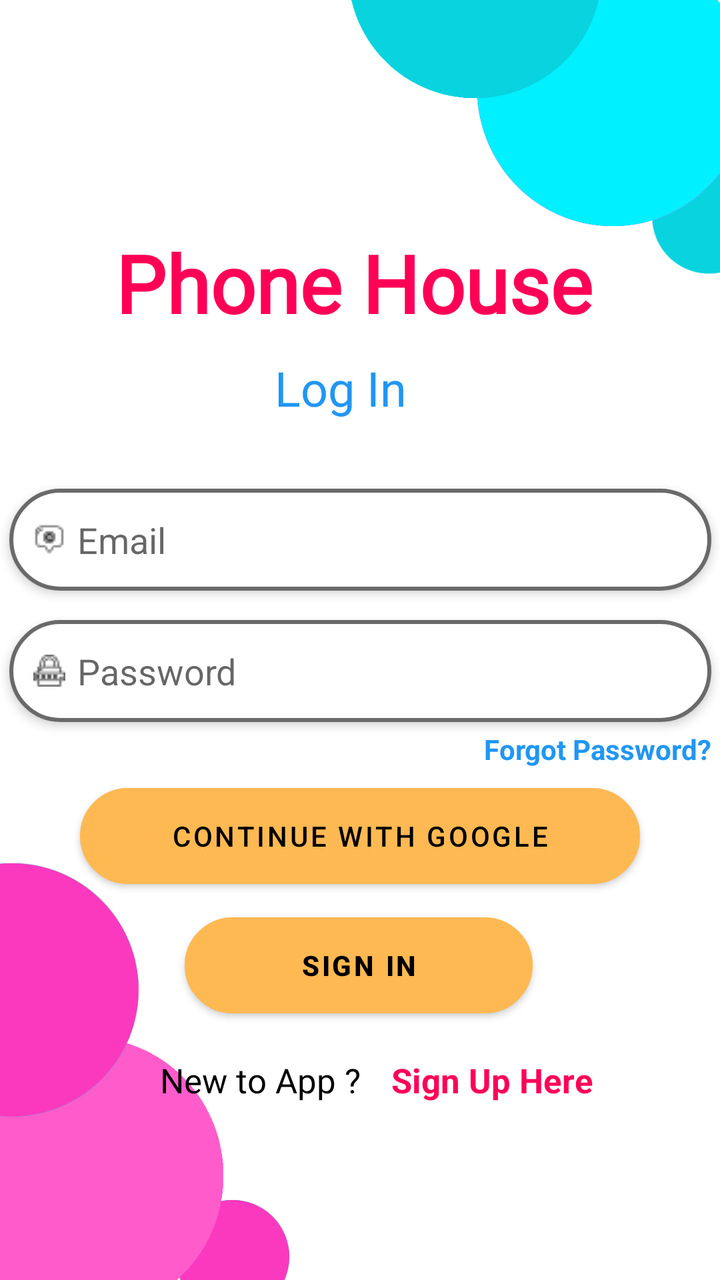
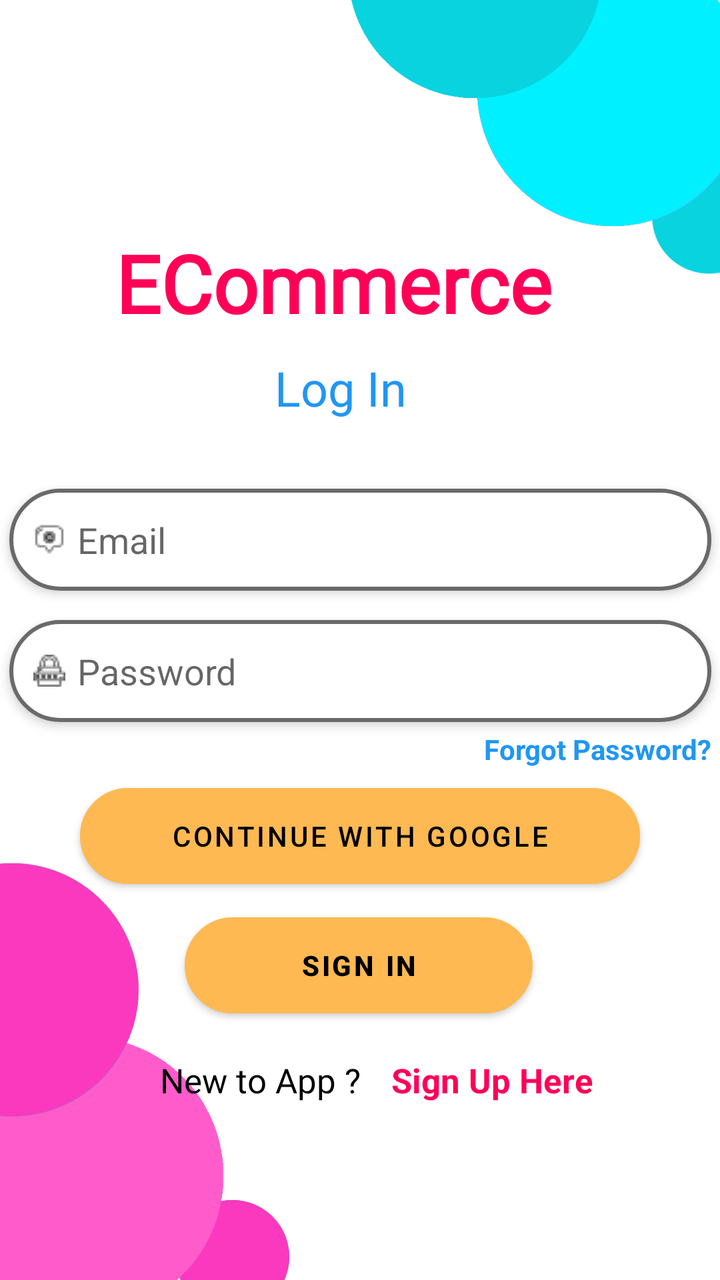

Screens rendered from an Android XML layout before and after an edit, with the pre-edit source and the edit as a unified diff.
<!-- AndroidManifest.xml: application theme Theme.ECommerceApp -->
<!-- res/layout/activity_login.xml -->
<?xml version="1.0" encoding="utf-8"?>
<androidx.constraintlayout.widget.ConstraintLayout xmlns:android="http://schemas.android.com/apk/res/android"
    xmlns:app="http://schemas.android.com/apk/res-auto"
    xmlns:tools="http://schemas.android.com/tools"
    android:layout_width="match_parent"
    android:layout_height="match_parent"
    android:background="@drawable/designlogin2"
    tools:context=".activities.LoginActivity">

    <Button
        android:id="@+id/google_signin_btn2"
        android:layout_width="match_parent"
        android:layout_height="48dp"
        android:layout_marginStart="40dp"
        android:layout_marginTop="10dp"
        android:layout_marginEnd="40dp"
        android:background="@drawable/edit_text_bg"
        android:backgroundTint="@color/purple_200"
        android:text="Continue with Google"
        android:textColor="@color/black"
        app:layout_constraintBottom_toBottomOf="parent"
        app:layout_constraintEnd_toEndOf="parent"
        app:layout_constraintHorizontal_bias="0.0"
        app:layout_constraintStart_toStartOf="parent"
        app:layout_constraintTop_toBottomOf="@+id/forgot_password_link"
        app:layout_constraintVertical_bias="0.0" />

    <TextView
        android:id="@+id/textView"
        android:layout_width="84dp"
        android:layout_height="38dp"
        android:fontFamily="@font/aclonica"
        android:text="Log In"
        android:textColor="@color/skyblue"
        android:textSize="24sp"
        app:layout_constraintBottom_toBottomOf="parent"
        app:layout_constraintEnd_toEndOf="parent"
        app:layout_constraintHorizontal_bias="0.498"
        app:layout_constraintStart_toStartOf="parent"
        app:layout_constraintTop_toTopOf="parent"
        app:layout_constraintVertical_bias="0.295" />

    <TextView
        android:id="@+id/textView2"
        android:layout_width="244dp"
        android:layout_height="52dp"
        android:fontFamily="@font/baskervville"
        android:text="Phone House"
        android:textColor="@color/pink"
        android:textSize="40sp"
        android:textStyle="bold"
        app:layout_constraintBottom_toBottomOf="parent"
        app:layout_constraintEnd_toEndOf="parent"
        app:layout_constraintHorizontal_bias="0.497"
        app:layout_constraintStart_toStartOf="parent"
        app:layout_constraintTop_toTopOf="parent"
        app:layout_constraintVertical_bias="0.195" />

    <EditText
        android:id="@+id/email"
        android:layout_width="351dp"
        android:layout_height="51dp"
        android:layout_marginTop="10dp"
        android:background="@drawable/edit_text_bg"
        android:drawableLeft="@drawable/mail"
        android:drawablePadding="6dp"
        android:elevation="3dp"
        android:ems="10"
        android:hint="Email"
        android:inputType="textPersonName"
        android:padding="12dp"
        android:text=""
        app:layout_constraintBottom_toBottomOf="parent"
        app:layout_constraintEnd_toEndOf="parent"
        app:layout_constraintStart_toStartOf="parent"
        app:layout_constraintTop_toBottomOf="@+id/textView"
        app:layout_constraintVertical_bias="0.051"
        app:layout_constraintWidth_percent=".8"
        tools:ignore="MissingConstraints" />

    <EditText
        android:id="@+id/password"
        android:layout_width="351dp"
        android:layout_height="51dp"
        android:background="@drawable/edit_text_bg"
        android:drawableLeft="@drawable/padlock"
        android:drawablePadding="6dp"
        android:elevation="3dp"
        android:ems="10"
        android:hint="Password"
        android:inputType="textPersonName"
        android:padding="12dp"
        android:password="true"
        android:text=""
        app:layout_constraintBottom_toBottomOf="parent"
        app:layout_constraintEnd_toEndOf="parent"
        app:layout_constraintStart_toStartOf="parent"
        app:layout_constraintTop_toBottomOf="@+id/email"
        app:layout_constraintVertical_bias="0.05"
        app:layout_constraintWidth_percent=".8"
        tools:ignore="MissingConstraints" />

    <TextView
        android:id="@+id/forgot_password_link"
        android:layout_width="wrap_content"
        android:layout_height="wrap_content"
        android:text="Forgot Password?"
        android:textColor="@color/skyblue"
        android:textSize="14sp"
        android:textStyle="bold"
        android:onClick="toForgotPassword"
        app:layout_constraintBottom_toBottomOf="parent"
        app:layout_constraintEnd_toEndOf="@+id/password"
        app:layout_constraintTop_toBottomOf="@+id/password"
        app:layout_constraintVertical_bias="0.015" />

    <Button
        android:id="@+id/button"
        android:layout_width="174dp"
        android:layout_height="48dp"
        android:background="@drawable/edittext_bg"
        android:backgroundTint="@color/pink"
        android:onClick="signin"
        android:text="Sign In"
        android:textStyle="bold"
        app:layout_constraintBottom_toBottomOf="parent"
        app:layout_constraintEnd_toEndOf="parent"
        app:layout_constraintHorizontal_bias="0.497"
        app:layout_constraintStart_toStartOf="parent"
        app:layout_constraintTop_toBottomOf="@+id/google_signin_btn2"
        app:layout_constraintVertical_bias="0.111" />

    <TextView
        android:id="@+id/textView3"
        android:layout_width="wrap_content"
        android:layout_height="wrap_content"
        android:text="New to App ?"
        android:textColor="@color/black"
        android:textSize="17sp"
        app:layout_constraintVertical_bias=".2"
        app:layout_constraintHorizontal_bias=".3"
        app:layout_constraintBottom_toBottomOf="parent"
        app:layout_constraintEnd_toEndOf="@+id/password"
        app:layout_constraintStart_toStartOf="@+id/password"
        app:layout_constraintTop_toBottomOf="@+id/button" />

    <TextView
        android:id="@+id/textView4"
        android:layout_width="112dp"
        android:layout_height="22dp"
        android:layout_marginBottom="76dp"
        android:onClick="tosignup"
        android:text="Sign Up Here"
        android:textColor="@color/pink"
        android:textSize="17sp"
        android:textStyle="bold"
        app:layout_constraintBottom_toBottomOf="parent"
        app:layout_constraintEnd_toEndOf="@+id/password"
        app:layout_constraintHorizontal_bias="0.241"
        app:layout_constraintStart_toEndOf="@+id/textView3"
        app:layout_constraintTop_toTopOf="@+id/textView3"
        app:layout_constraintVertical_bias="0.0" />

</androidx.constraintlayout.widget.ConstraintLayout>
<!-- resources referenced by this layout -->
<resources>
  <color name="black">#FF000000</color>
  <color name="pink">#FF0057</color>
  <color name="purple_200">#FFBB86FC</color>
  <color name="skyblue">#2196F3</color>
  <!-- drawable designlogin2: jpg bitmap (drawable, 237611 bytes) -->
  <!-- drawable edit_text_bg (drawable) -->
  <?xml version="1.0" encoding="utf-8"?>
  <shape xmlns:android="http://schemas.android.com/apk/res/android">
  
      <corners android:radius="50dp"/>
      <solid android:color="@color/white"/>
      <stroke android:color="#6a6a6a" android:width="2dp"/>
  </shape>
  <!-- drawable edittext_bg (drawable) -->
  <?xml version="1.0" encoding="utf-8"?>
  <shape xmlns:android="http://schemas.android.com/apk/res/android">
  
      <solid android:color="@color/white"/>
      <corners android:radius="50dp"/>
      <stroke android:color="@color/pink" android:width="2dp"/>
  
  </shape>
  <!-- drawable mail: png bitmap (drawable, 380 bytes) -->
  <!-- drawable padlock: png bitmap (drawable, 455 bytes) -->
  <style name="Theme.ECommerceApp" parent="Theme.MaterialComponents.DayNight.DarkActionBar">
          
          <item name="colorPrimary">#FFB952</item>
          <item name="colorPrimaryVariant">@color/pink</item>
          <item name="colorOnPrimary">@color/black</item>
          
          <item name="colorSecondary">@color/teal_200</item>
          <item name="colorSecondaryVariant">@color/teal_700</item>
          <item name="colorOnSecondary">@color/black</item>
          
          <item name="android:statusBarColor">?attr/colorPrimaryVariant</item>
          
      </style>
  <color name="white">#FFFFFFFF</color>
  <color name="teal_200">#FF03DAC5</color>
  <color name="teal_700">#FF018786</color>
</resources>

<!-- the commit's change to res/layout/activity_login.xml (unified diff, before → after) -->
@@ -45,7 +45,7 @@
         android:layout_width="244dp"
         android:layout_height="52dp"
         android:fontFamily="@font/baskervville"
-        android:text="Phone House"
+        android:text="ECommerce App"
         android:textColor="@color/pink"
         android:textSize="40sp"
         android:textStyle="bold"
